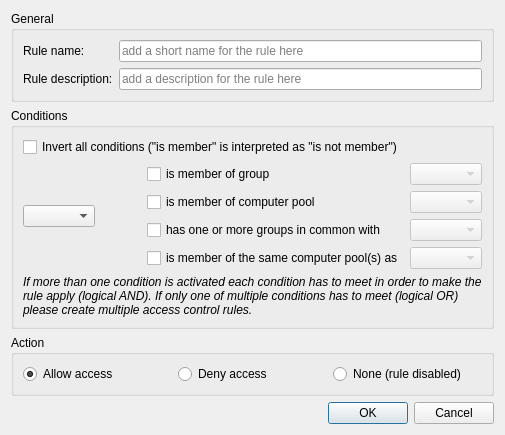
The window that imc/Forms/AccessControlRuleEditDialog.ui (veyon/veyon) describes before a commit, drawn with Qt 5.
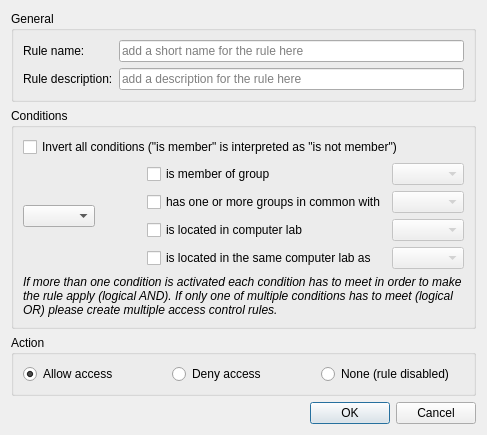
The same window after the commit.

Commit message: Core, IMC: rename "computer pool" to "computer lab"

The edit to the form file:
```diff
--- a/imc/Forms/AccessControlRuleEditDialog.ui
+++ b/imc/Forms/AccessControlRuleEditDialog.ui
@@ -66,23 +66,10 @@
       </item>
       <item row="1" column="2">
        <layout class="QGridLayout" name="gridLayout">
-        <item row="1" column="1">
-         <widget class="QComboBox" name="computerPoolsComboBox">
-          <property name="enabled">
-           <bool>false</bool>
-          </property>
-          <property name="sizeAdjustPolicy">
-           <enum>QComboBox::AdjustToContents</enum>
-          </property>
-         </widget>
-        </item>
-        <item row="0" column="1">
-         <widget class="QComboBox" name="groupsComboBox">
-          <property name="enabled">
-           <bool>false</bool>
-          </property>
-          <property name="sizeAdjustPolicy">
-           <enum>QComboBox::AdjustToContents</enum>
+        <item row="0" column="0">
+         <widget class="QCheckBox" name="isMemberOfGroupCheckBox">
+          <property name="text">
+           <string>is member of group</string>
           </property>
          </widget>
         </item>
@@ -96,7 +83,7 @@
           </property>
          </widget>
         </item>
-        <item row="2" column="1">
+        <item row="1" column="1">
          <widget class="QComboBox" name="commonGroupComboBox">
           <property name="enabled">
            <bool>false</bool>
@@ -106,31 +93,44 @@
           </property>
          </widget>
         </item>
-        <item row="3" column="0">
-         <widget class="QCheckBox" name="hasCommonComputerPoolsCheckBox">
-          <property name="text">
-           <string>is member of the same computer pool(s) as</string>
+        <item row="2" column="1">
+         <widget class="QComboBox" name="computerLabsComboBox">
+          <property name="enabled">
+           <bool>false</bool>
+          </property>
+          <property name="sizeAdjustPolicy">
+           <enum>QComboBox::AdjustToContents</enum>
           </property>
          </widget>
         </item>
-        <item row="2" column="0">
+        <item row="1" column="0">
          <widget class="QCheckBox" name="hasCommonGroupsCheckBox">
           <property name="text">
            <string>has one or more groups in common with</string>
           </property>
          </widget>
         </item>
-        <item row="1" column="0">
-         <widget class="QCheckBox" name="isMemberOfComputerPoolCheckBox">
+        <item row="2" column="0">
+         <widget class="QCheckBox" name="isLocatedInComputerLabCheckBox">
           <property name="text">
-           <string>is member of computer pool</string>
+           <string>is located in computer lab</string>
           </property>
          </widget>
         </item>
-        <item row="0" column="0">
-         <widget class="QCheckBox" name="isMemberOfGroupCheckBox">
+        <item row="0" column="1">
+         <widget class="QComboBox" name="groupsComboBox">
+          <property name="enabled">
+           <bool>false</bool>
+          </property>
+          <property name="sizeAdjustPolicy">
+           <enum>QComboBox::AdjustToContents</enum>
+          </property>
+         </widget>
+        </item>
+        <item row="3" column="0">
+         <widget class="QCheckBox" name="isLocatedInSameComputerLabCheckBox">
           <property name="text">
-           <string>is member of group</string>
+           <string>is located in the same computer lab as</string>
           </property>
          </widget>
         </item>
```
Left out of the diff: 16 changed lines with no effect on the pictures. The commit also changes 11 other files.
